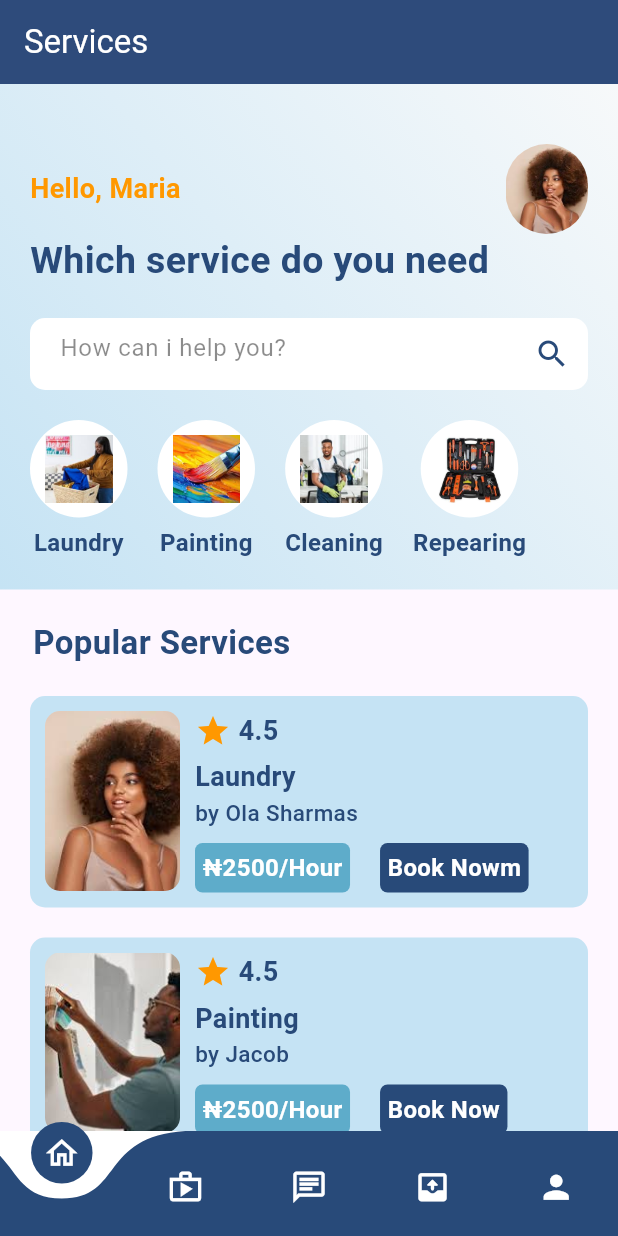
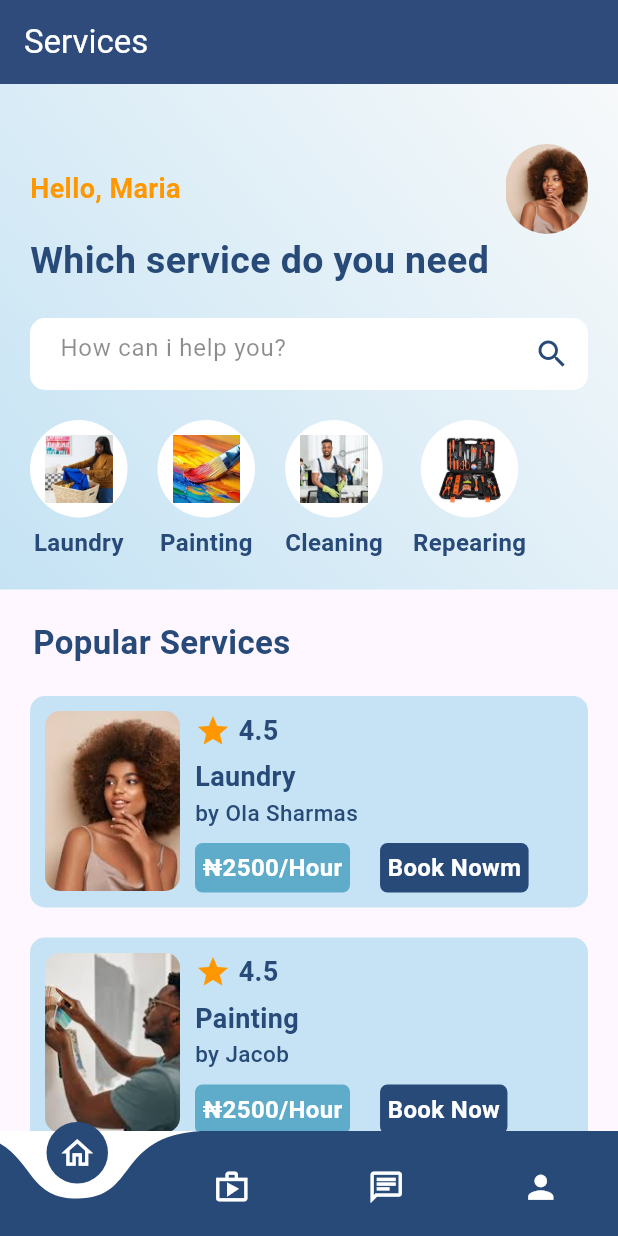
Before and after one commit to Senwin5/serviceproduction, a Flutter app: the screen it shows after launch, on a phone screen of 412 x 824 dp. Run offline on Flutter 3.47's test engine with Material 3 defaults, Android fonts, the phone set to English and light mode, and no system bars; drawn by our look-alikes of curved_navigation_bar.

Commit message:
First Descriptions

```diff
--- a/lib/pages/book_page.dart
+++ b/lib/pages/book_page.dart
@@ -48,7 +48,7 @@ class _BookPageState extends State<BookPage> {
                   ),
                   borderRadius: BorderRadius.circular(10),
                 ),
-                child: Column(
+               child: Column(
                   crossAxisAlignment: CrossAxisAlignment.start,
                   children: [
                     Row(
--- a/lib/pages/bottomnamenav.dart
+++ b/lib/pages/bottomnamenav.dart
@@ -53,7 +53,6 @@ class _BottomNameNavState extends State<BottomNameNav> {
           Icon(Icons.home_outlined, color: Colors.white, size: 25.0),
           Icon(Icons.shop_outlined, color: Colors.white, size: 25.0),
           Icon(Icons.chat_outlined, color: Colors.white, size: 25.0),
-          Icon(Icons.outbox_rounded, color: Colors.white, size: 25.0),
           Icon(Icons.person, color: Colors.white, size: 25.0),
         ],
       ),
--- a/lib/pages/home.dart
+++ b/lib/pages/home.dart
@@ -308,7 +308,7 @@ class _HomeState extends State<Home> {
                           //Copying the container and paste again
                           SizedBox(width: 20.0),
                           //To make ths 'book now button to work we need to convert the container
-                          //To GestureDetectore then us the onTap navigator
+                          //To GestureDetector then use the onTap navigator
                           GestureDetector(
                             onTap: () {
                               Navigator.push(
```
